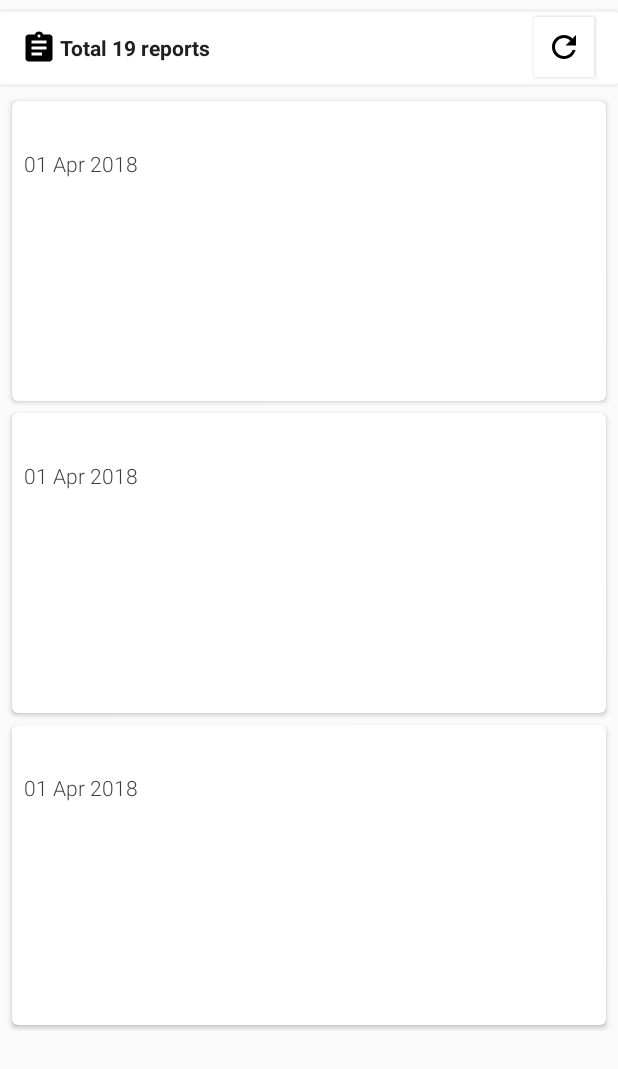
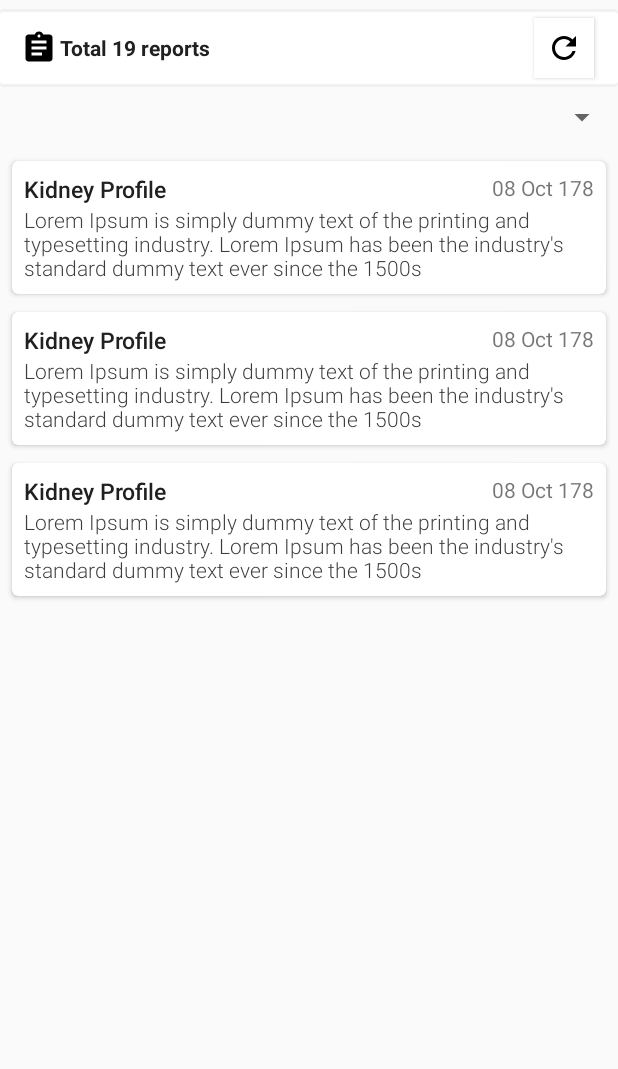
Before and after one commit to truongnmt/diagnose-report, an Android app: the layout fragment_reports.xml on its own in the app's theme, with its tools: preview values and no code run, on a phone screen of 412 x 824 dp. Shown: the top 1069 px of the screen. Run offline under Robolectric (Android 15) with nearby library versions, the phone set to English and light mode, and no system bars.

```diff
--- a/app/src/main/AndroidManifest.xml
+++ b/app/src/main/AndroidManifest.xml
@@ -29,8 +29,8 @@
             android:label="Dashboard"
             android:theme="@style/AppTheme.NoActionBar" />
         <activity
-            android:name=".Activities.UploadImagesActivity"
-            android:label="Upload diagnoses"
+            android:name=".Activities.UploadReportActivity"
+            android:label="Upload report"
             android:theme="@style/AppTheme.NoActionBar">
         </activity>
     </application>
--- a/app/src/main/java/net/simplifiedlearning/simplifiedcoding/Activities/DashboardActivity.java
+++ b/app/src/main/java/net/simplifiedlearning/simplifiedcoding/Activities/DashboardActivity.java
@@ -33,7 +33,7 @@ public class DashboardActivity extends AppCompatActivity {
         fab.setOnClickListener(new View.OnClickListener() {
             @Override
             public void onClick(View v) {
-                startActivity(new Intent(DashboardActivity.this, UploadImagesActivity.class));
+                startActivity(new Intent(DashboardActivity.this, UploadReportActivity.class));
             }
         });
 
--- a/app/src/main/java/net/simplifiedlearning/simplifiedcoding/Activities/UploadImagesActivity.java
+++ b/app/src/main/java/net/simplifiedlearning/simplifiedcoding/Activities/UploadReportActivity.java
@@ -47,7 +47,7 @@ import retrofit2.Response;
 import static android.Manifest.permission.READ_EXTERNAL_STORAGE;
 import android.view.MenuItem;
 
-public class UploadImagesActivity extends AppCompatActivity {
+public class UploadReportActivity extends AppCompatActivity {
     public final static int PICK_IMAGE_REQUEST = 1;
     public final static int STORAGE_PERMISSION_CODE = 123;
     private ProgressDialog mProgressDialog;
@@ -262,7 +262,7 @@ public class UploadImagesActivity extends AppCompatActivity {
                     Toast.makeText(getApplicationContext(), "Upload images failed!", Toast.LENGTH_SHORT).show();
                     return;
                 }
-                Toast.makeText(UploadImagesActivity.this, "Uploaded successfully!", Toast.LENGTH_SHORT).show();
+                Toast.makeText(UploadReportActivity.this, "Uploaded successfully!", Toast.LENGTH_SHORT).show();
                 dismissDialog();
                 finish();
             }
--- a/app/src/main/res/layout/activity_upload_images.xml
+++ b/app/src/main/res/layout/activity_upload_images.xml
@@ -4,7 +4,7 @@
     xmlns:tools="http://schemas.android.com/tools"
     android:layout_width="match_parent"
     android:layout_height="match_parent"
-    tools:context="net.simplifiedlearning.simplifiedcoding.Activities.UploadImagesActivity"
+    tools:context="net.simplifiedlearning.simplifiedcoding.Activities.UploadReportActivity"
     android:focusable="true"
     android:focusableInTouchMode="true">
 
--- a/app/src/main/res/layout/fragment_reports.xml
+++ b/app/src/main/res/layout/fragment_reports.xml
@@ -18,12 +18,18 @@
             android:layout_height="wrap_content"
             android:orientation="vertical">
 
+            <LinearLayout
+                android:layout_width="match_parent"
+                android:layout_height="wrap_content"
+                android:layout_marginTop="6dp"
+                android:layout_marginBottom="5dp"
+                android:orientation="vertical">
+
                 <RelativeLayout
                     android:layout_width="match_parent"
                     android:layout_height="wrap_content">
 
                     <LinearLayout
-                    android:layout_marginTop="6dp"
                         android:layout_width="match_parent"
                         android:layout_height="wrap_content"
                         android:orientation="horizontal"
@@ -31,7 +37,6 @@
                         android:paddingEnd="16dp"
                         android:paddingTop="14dp"
                         android:paddingBottom="14dp"
-                    android:layout_marginBottom="5dp"
                         android:background="@drawable/border_set">
 
                         <ImageView
@@ -64,19 +69,18 @@
                         style="@style/Widget.AppCompat.Button.Colored"
                         android:src="@drawable/ic_refresh_black_24px" />
 
-                <!--<ImageButton-->
-                    <!--android:id="@+id/editButton"-->
-                    <!--android:layout_width="40dp"-->
-                    <!--android:layout_height="40dp"-->
-                    <!--android:background="#fff"-->
-                    <!--android:layout_alignParentEnd="true"-->
-                    <!--android:layout_centerVertical="true"-->
-                    <!--android:layout_marginEnd="16dp"-->
-                    <!--android:padding="5dp"-->
-                    <!--style="@style/Widget.AppCompat.Button.Colored"-->
-                    <!--android:src="@drawable/ic_mode_edit_black_24px" />-->
+                </RelativeLayout>
 
-            </RelativeLayout>
+                <Spinner
+                    android:id="@+id/spinner1"
+                    android:layout_width="match_parent"
+                    android:layout_height="40dp"
+                    android:paddingStart="14dp"
+                    android:paddingEnd="16dp" />
+
+            </LinearLayout>
+
+
 
             <android.support.v7.widget.RecyclerView
                 android:id="@+id/recyclerview"
--- a/app/src/main/res/layout/item_report.xml
+++ b/app/src/main/res/layout/item_report.xml
@@ -12,10 +12,10 @@
 
     <android.support.v7.widget.CardView
         android:layout_width="match_parent"
-        android:layout_height="200dp"
+        android:layout_height="wrap_content"
         android:layout_marginRight="8dp"
         android:layout_marginLeft="8dp"
-        android:layout_marginBottom="4dp"
+        android:layout_marginBottom="8dp"
         android:layout_marginTop="4dp"
         app:cardCornerRadius="4dp">
 
@@ -30,51 +30,35 @@
                 android:layout_height="wrap_content">
 
                 <TextView
+                    android:id="@+id/report_name"
                     android:layout_width="wrap_content"
                     android:layout_height="wrap_content"
                     android:layout_alignParentStart="true"
-                    android:id="@+id/image_name"
                     android:textColor="#202020"
                     android:textSize="15sp"
+                    android:text="Kidney Profile"
                     android:textStyle="bold"
-                    android:layout_toLeftOf="@id/handle"
+                    android:layout_toLeftOf="@id/report_created_at"
                     android:fontFamily="sans-serif-light"/>
 
-                <ImageView
-                    android:id="@+id/handle"
+                <TextView
+                    android:id="@+id/report_created_at"
                     android:layout_width="wrap_content"
                     android:layout_height="wrap_content"
                     android:layout_gravity="top|end"
-                    android:layout_alignParentEnd="true"
-                    android:scaleType="center"
-                    android:visibility="invisible"
-                    android:src="@drawable/ic_reorder_black_24px" />
+                    android:text="08 Oct 178"
+                    android:layout_alignParentEnd="true" />
 
              </RelativeLayout>
 
             <TextView
+                android:id="@+id/report_description"
                 android:layout_width="wrap_content"
                 android:layout_height="wrap_content"
-                android:id="@+id/image_date"
                 android:textColor="#3C3C3C"
                 android:textSize="14sp"
-                android:text="01 Apr 2018"
+                android:text="Lorem Ipsum is simply dummy text of the printing and typesetting industry. Lorem Ipsum has been the industry's standard dummy text ever since the 1500s"
                 android:fontFamily="sans-serif-light"/>
-
-            <TextView
-                android:layout_width="wrap_content"
-                android:layout_height="wrap_content"
-                android:id="@+id/image_result"
-                android:textColor="#3C3C3C"
-                android:textSize="15sp"
-                android:fontFamily="sans-serif-light"/>
-
-
-            <ImageView
-                android:id="@+id/image_url"
-                android:scaleType="centerCrop"
-                android:layout_width="match_parent"
-                android:layout_height="150dp" />
         </LinearLayout>
 
     </android.support.v7.widget.CardView>
```
Also changed, not shown: app/src/main/java/net/simplifiedlearning/simplifiedcoding/Activities/FragmentReports.java (+17 -0 lines), app/src/main/java/net/simplifiedlearning/simplifiedcoding/Adapters/ReportsAdapter.java (+4 -3 lines). Lines whose indentation alone changed are shown as unchanged.
